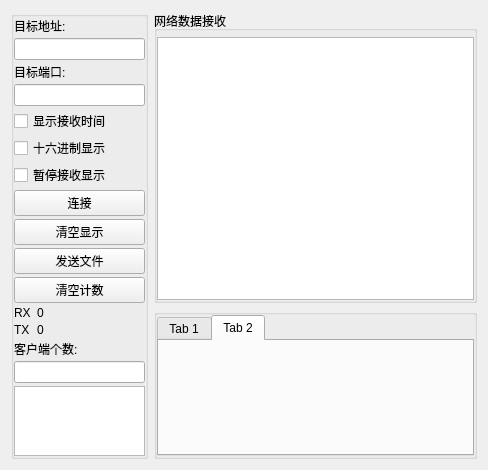
First picture: the form in UI/TCPClients.ui, repository BeiChenYx/NetDebug, before the edit.
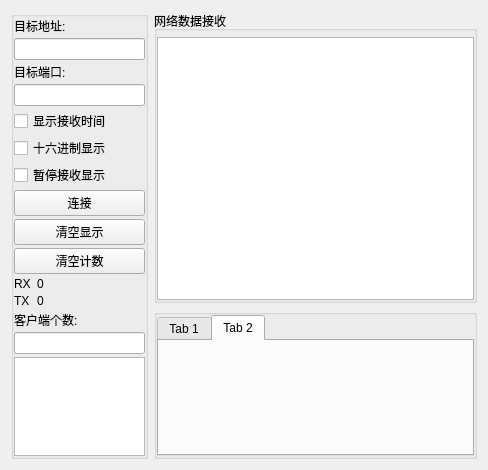
Second picture: the form after the edit.

Commit message: 将要处理send_list发送多条数据问题排查

The edit to the form file:
```diff
--- a/UI/TCPClients.ui
+++ b/UI/TCPClients.ui
@@ -101,13 +101,6 @@
           </property>
          </widget>
         </item>
-        <item>
-         <widget class="QPushButton" name="pushButton_Send_File">
-          <property name="text">
-           <string>发送文件</string>
-          </property>
-         </widget>
-        </item>
         <item>
          <widget class="QPushButton" name="pushButton_Clear_Count">
           <property name="text">
```
The commit also changes 9 other files.
